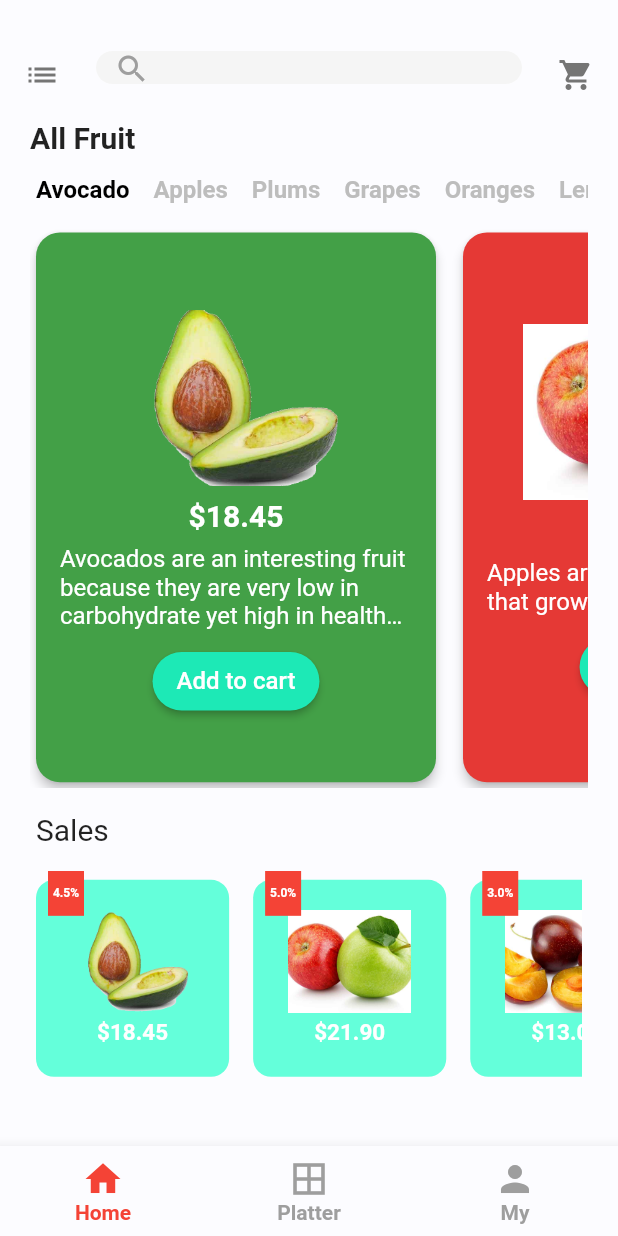
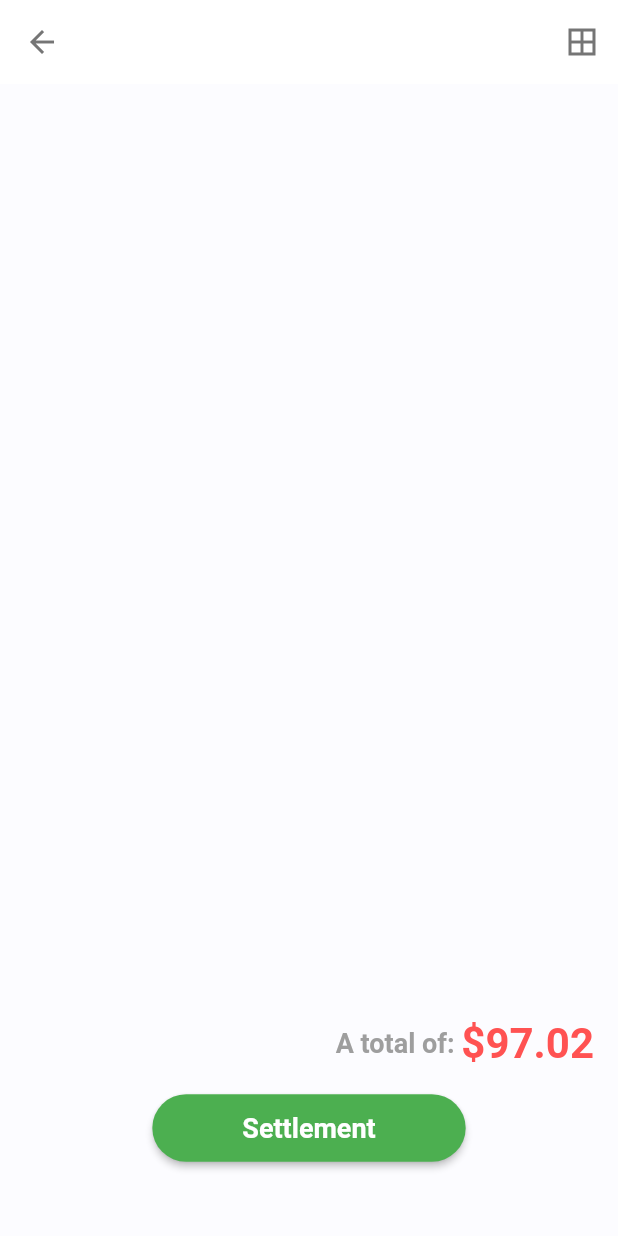
Before and after one commit to jeremy02/fruits_app, a Flutter app: the screen it shows after launch, after a tap on the "shopping cart" icon, on a phone screen of 412 x 824 dp. Run offline on Flutter 3.47's test engine with Material 2 defaults, Android fonts, the phone set to English and light mode, and no system bars.

Commit message:
started on cart listing

```diff
--- a/lib/screens/fruits_detail_screen.dart
+++ b/lib/screens/fruits_detail_screen.dart
@@ -163,7 +163,7 @@ class _FruitsDetailScreenState extends State<FruitsDetailScreen> {
 								child: Text(
 									"\$${widget.fruit.price}",
 									style: TextStyle(
-										fontSize: 26,
+										fontSize: 22,
 										color: Colors.red,
 										fontWeight: FontWeight.bold,
 									),
--- a/lib/screens/home_screen.dart
+++ b/lib/screens/home_screen.dart
@@ -1,4 +1,5 @@
 import 'package:flutter/material.dart';
+import 'package:fruits_app/screens/shopping_cart_screen.dart';
 
 import 'fruits_listing_screen.dart';
 
@@ -59,7 +60,11 @@ class HomeScreenState extends State<HomeScreen> with AutomaticKeepAliveClientMix
 						Padding(
 							padding: EdgeInsets.only(top: 30.0, left: 4.0, right: 4.0),
 							child:IconButton(
-								onPressed: ()=> null,
+								onPressed:() {
+									Navigator.push(context,
+										MaterialPageRoute(builder: (context) => ShoppingCartScreen())
+									);
+								},
 								icon: Icon(
 									Icons.shopping_cart,
 									size: 24,
--- /dev/null
+++ b/lib/screens/shopping_cart_screen.dart
@@ -0,0 +1,80 @@
+import 'package:flutter/material.dart';
+
+class ShoppingCartScreen extends StatelessWidget {
+
+	@override
+	Widget build(BuildContext context) {
+		return Scaffold(
+			appBar: AppBar(
+				backgroundColor: Colors.white,
+				elevation: 0.0,
+				iconTheme: IconThemeData(
+					color: Colors.grey.shade600,
+				),
+				actions: <Widget>[
+					IconButton(
+						onPressed: ()=>null,
+						icon: Icon(
+							Icons.border_all
+						),
+					),
+				],
+			),
+			body:Padding(
+				padding: EdgeInsets.all(16.0),
+				child: Column(
+					children: <Widget>[
+						Expanded(
+							child:Container(
+
+							),
+						),
+						SizedBox(height: 10.0),
+						Row(
+							mainAxisAlignment: MainAxisAlignment.end,
+							children: <Widget>[
+								Text(
+									"A total of: ",
+									style: TextStyle(
+										fontWeight: FontWeight.bold,
+										fontSize: 18,
+										color: Colors.grey,
+									),
+								),
+								Text(
+									"\$97.02",
+									style: TextStyle(
+										fontWeight: FontWeight.bold,
+										fontSize: 28,
+										color: Colors.redAccent,
+									),
+								),
+							],
+						),
+						SizedBox(height: 16.0),
+						Center(
+							child: RaisedButton(
+								onPressed: ()=>null,
+								child: Text(
+									"Settlement",
+									style: TextStyle(
+										fontWeight: FontWeight.bold,
+										fontSize: 18,
+										color: Colors.white,
+									),
+								),
+								textColor: Colors.white,
+								color: Colors.green,
+								padding: EdgeInsets.symmetric(vertical: 12.0,horizontal: 60.0),
+								shape: RoundedRectangleBorder(
+									borderRadius: BorderRadius.circular(24.0),
+								),
+							),
+						),
+						SizedBox(height: 32.0),
+					],
+				),
+			),
+		);
+	}
+}
```
